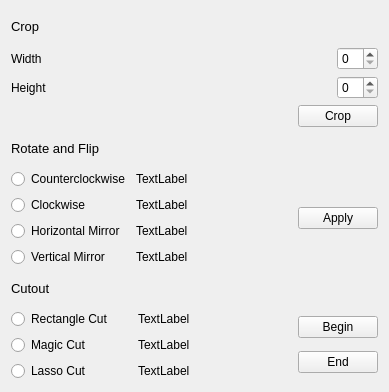
Above: Palette/BasicControls.ui from JosefNatanael/ThePhotoEditor before the change. Below: the same form after it.
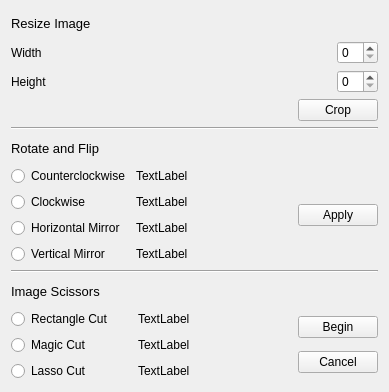
That is the form after the change.

Commit message: Added template for filter transformation implementation, implemented: invert, rotate, grayscale, flip. Gaussian blur not implemented. (None is connected to mainwindow)

Patch:
```diff
--- a/Palette/BasicControls.ui
+++ b/Palette/BasicControls.ui
@@ -14,6 +14,101 @@
    <string>Form</string>
   </property>
   <layout class="QGridLayout" name="gridLayout">
+   <item row="4" column="0">
+    <layout class="QHBoxLayout" name="horizontalLayout_3">
+     <item>
+      <layout class="QVBoxLayout" name="verticalLayout_2">
+       <item>
+        <widget class="QRadioButton" name="ccwRadioButton">
+         <property name="text">
+          <string>Counterclockwise</string>
+         </property>
+        </widget>
+       </item>
+       <item>
+        <widget class="QRadioButton" name="cwRadioButton">
+         <property name="text">
+          <string>Clockwise</string>
+         </property>
+        </widget>
+       </item>
+       <item>
+        <widget class="QRadioButton" name="horizontalRadioButton">
+         <property name="text">
+          <string>Horizontal Mirror</string>
+         </property>
+        </widget>
+       </item>
+       <item>
+        <widget class="QRadioButton" name="verticalRadioButton">
+         <property name="text">
+          <string>Vertical Mirror</string>
+         </property>
+        </widget>
+       </item>
+      </layout>
+     </item>
+     <item>
+      <layout class="QVBoxLayout" name="verticalLayout_5">
+       <item>
+        <widget class="QLabel" name="ccwLabel">
+         <property name="text">
+          <string>TextLabel</string>
+         </property>
+        </widget>
+       </item>
+       <item>
+        <widget class="QLabel" name="cwLabel">
+         <property name="text">
+          <string>TextLabel</string>
+         </property>
+        </widget>
+       </item>
+       <item>
+        <widget class="QLabel" name="horizontalLabel">
+         <property name="text">
+          <string>TextLabel</string>
+         </property>
+        </widget>
+       </item>
+       <item>
+        <widget class="QLabel" name="verticalLabel">
+         <property name="text">
+          <string>TextLabel</string>
+         </property>
+        </widget>
+       </item>
+      </layout>
+     </item>
+     <item>
+      <spacer name="horizontalSpacer_5">
+       <property name="orientation">
+        <enum>Qt::Horizontal</enum>
+       </property>
+       <property name="sizeHint" stdset="0">
+        <size>
+         <width>40</width>
+         <height>20</height>
+        </size>
+       </property>
+      </spacer>
+     </item>
+     <item>
+      <widget class="QPushButton" name="applyPushButton">
+       <property name="text">
+        <string>Apply</string>
+       </property>
+      </widget>
+     </item>
+    </layout>
+   </item>
+   <item row="2" column="0">
+    <widget class="Line" name="line">
+     <property name="orientation">
+      <enum>Qt::Horizontal</enum>
+     </property>
+    </widget>
+   </item>
    <item row="0" column="0">
     <widget class="QLabel" name="cropLabel">
      <property name="font">
@@ -22,7 +117,19 @@
       </font>
      </property>
      <property name="text">
-      <string>Crop</string>
+      <string>Resize Image</string>
+     </property>
+    </widget>
+   </item>
+   <item row="6" column="0">
+    <widget class="QLabel" name="cutoutFlipLabel">
+     <property name="font">
+      <font>
+       <pointsize>10</pointsize>
+      </font>
+     </property>
+     <property name="text">
+      <string>Image Scissors</string>
      </property>
     </widget>
    </item>
@@ -108,7 +215,7 @@
      </item>
     </layout>
    </item>
-   <item row="2" column="0">
+   <item row="3" column="0">
     <widget class="QLabel" name="rotateFlipLabel">
      <property name="font">
       <font>
@@ -120,107 +227,7 @@
      </property>
     </widget>
    </item>
-   <item row="3" column="0">
-    <layout class="QHBoxLayout" name="horizontalLayout_3">
-     <item>
-      <layout class="QVBoxLayout" name="verticalLayout_2">
-       <item>
-        <widget class="QRadioButton" name="ccwRadioButton">
-         <property name="text">
-          <string>Counterclockwise</string>
-         </property>
-        </widget>
-       </item>
-       <item>
-        <widget class="QRadioButton" name="cwRadioButton">
-         <property name="text">
-          <string>Clockwise</string>
-         </property>
-        </widget>
-       </item>
-       <item>
-        <widget class="QRadioButton" name="horizontalRadioButton">
-         <property name="text">
-          <string>Horizontal Mirror</string>
-         </property>
-        </widget>
-       </item>
-       <item>
-        <widget class="QRadioButton" name="verticalRadioButton">
-         <property name="text">
-          <string>Vertical Mirror</string>
-         </property>
-        </widget>
-       </item>
-      </layout>
-     </item>
-     <item>
-      <layout class="QVBoxLayout" name="verticalLayout_5">
-       <item>
-        <widget class="QLabel" name="ccwLabel">
-         <property name="text">
-          <string>TextLabel</string>
-         </property>
-        </widget>
-       </item>
-       <item>
-        <widget class="QLabel" name="cwLabel">
-         <property name="text">
-          <string>TextLabel</string>
-         </property>
-        </widget>
-       </item>
-       <item>
-        <widget class="QLabel" name="horizontalLabel">
-         <property name="text">
-          <string>TextLabel</string>
-         </property>
-        </widget>
-       </item>
-       <item>
-        <widget class="QLabel" name="verticalLabel">
-         <property name="text">
-          <string>TextLabel</string>
-         </property>
-        </widget>
-       </item>
-      </layout>
-     </item>
-     <item>
-      <spacer name="horizontalSpacer_5">
-       <property name="orientation">
-        <enum>Qt::Horizontal</enum>
-       </property>
-       <property name="sizeHint" stdset="0">
-        <size>
-         <width>40</width>
-         <height>20</height>
-        </size>
-       </property>
-      </spacer>
-     </item>
-     <item>
-      <widget class="QPushButton" name="applyPushButton">
-       <property name="text">
-        <string>Apply</string>
-       </property>
-      </widget>
-     </item>
-    </layout>
-   </item>
-   <item row="4" column="0">
-    <widget class="QLabel" name="cutoutFlipLabel">
-     <property name="font">
-      <font>
-       <pointsize>10</pointsize>
-      </font>
-     </property>
-     <property name="text">
-      <string>Cutout</string>
-     </property>
-    </widget>
-   </item>
-   <item row="5" column="0">
+   <item row="7" column="0">
     <layout class="QHBoxLayout" name="horizontalLayout_4">
      <item>
       <layout class="QVBoxLayout" name="verticalLayout_4">
@@ -297,7 +304,7 @@
        <item>
         <widget class="QPushButton" name="endCutoutPushButton">
          <property name="text">
-          <string>End</string>
+          <string>Cancel</string>
          </property>
         </widget>
        </item>
@@ -305,6 +312,13 @@
      </item>
     </layout>
    </item>
+   <item row="5" column="0">
+    <widget class="Line" name="line_2">
+     <property name="orientation">
+      <enum>Qt::Horizontal</enum>
+     </property>
+    </widget>
+   </item>
   </layout>
  </widget>
  <resources/>
```
Left out of the diff: 2 changed lines with no effect on the pictures. The commit also changes 24 other files.
